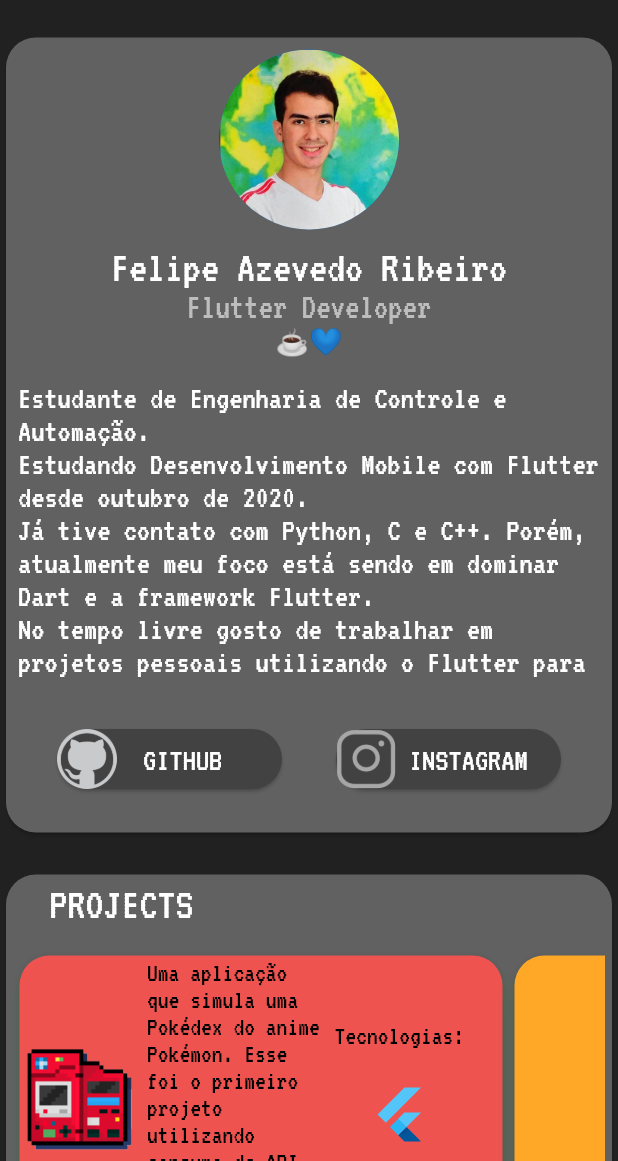
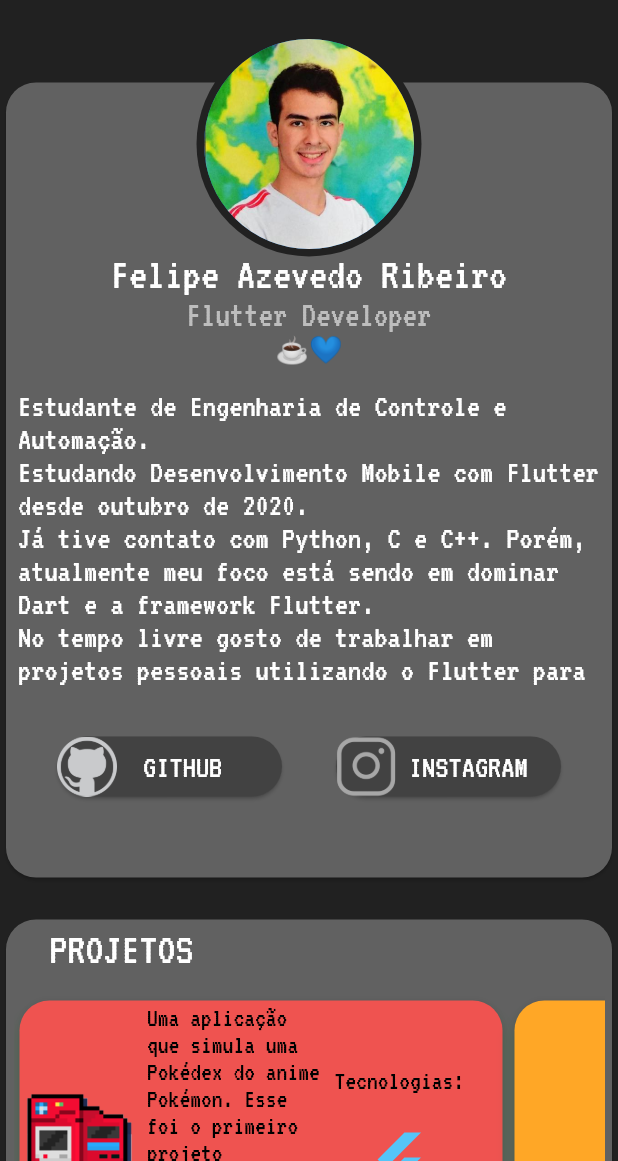
Before and after one commit to feliper2002/portfolio_dev, a Flutter app: the screen it shows after launch, on a phone screen of 412 x 824 dp, the part 75-1236 px from its top. Run offline on Flutter 3.47's test engine with Material 2 defaults, Android fonts, the phone set to English and light mode, and no system bars; our stand-ins replace google_fonts; missing offline and left inert: dart:html.

Commit message:
1.1.0 -> Adding stack widget + Profile Avatar position update

```diff
--- a/lib/main.dart
+++ b/lib/main.dart
@@ -1,5 +1,6 @@
 import 'package:flutter/material.dart';
 import 'package:portfolio/pages/home/portfolio.dart';
+import 'package:portfolio/styles/themeScheme.dart';
 
 void main() {
   runApp(Portfolio());
@@ -14,19 +15,9 @@ class Portfolio extends StatelessWidget {
       debugShowCheckedModeBanner: false,
       title: 'felipe.developer',
       home: FelipePortfolio(
-        title: 'felipe.developer',
+        title: 'FELIPE DEVELOPER',
       ),
-      theme: ThemeData(
-        bottomAppBarTheme: BottomAppBarTheme(color: Colors.blueGrey[600]),
-        scaffoldBackgroundColor: Colors.grey[900],
-        backgroundColor: Colors.grey[700],
-        // shadowColor: Colors.lightBlue,
-        primaryColor: Colors.grey[700],
-        dividerColor: Colors.white,
-        buttonTheme: ButtonThemeData(
-          buttonColor: Colors.blue[800],
-        ),
-      ),
+      theme: themeScheme(),
     );
   }
 }
--- a/lib/models/appbar/appbar_portfolio.dart
+++ b/lib/models/appbar/appbar_portfolio.dart
@@ -1,7 +1,7 @@
 import 'package:flutter/material.dart';
 import 'package:portfolio/styles/textsyles.dart';
 
-AppBar AppBarWidget() {
+AppBar AppBarWidget(String title) {
   return AppBar(
     centerTitle: true,
     elevation: 0,
@@ -9,7 +9,7 @@ AppBar AppBarWidget() {
     title: Column(
       children: [
         Text(
-          'FELIPE DEVELOPER',
+          title,
           style: appBarstyle,
         ),
         Divider(
--- a/lib/models/projects/myProjects.dart
+++ b/lib/models/projects/myProjects.dart
@@ -31,7 +31,7 @@ class _MyProjectsState extends State<MyProjects> {
             Align(
               alignment: Alignment.topLeft,
               child: Text(
-                '  PROJECTS',
+                '  PROJETOS',
                 style: projectsContainer_style,
               ),
             ),
--- a/lib/pages/home/portfolio.dart
+++ b/lib/pages/home/portfolio.dart
@@ -1,9 +1,12 @@
 import 'package:flutter/material.dart';
 import 'package:portfolio/models/projects/myProjects.dart';
+import 'package:portfolio/pages/home/widgets/Avatar/avatarbackground.dart';
 import 'package:portfolio/pages/home/widgets/bottomBar.dart';
 import 'package:portfolio/pages/home/widgets/contacts.dart';
 import 'package:portfolio/pages/home/widgets/studiesAndTech.dart';
 import 'package:portfolio/models/appbar/appbar_portfolio.dart';
+
+import 'widgets/Avatar/avatarfelipe.dart';
 
 class FelipePortfolio extends StatefulWidget {
   FelipePortfolio({Key key, this.title}) : super(key: key);
@@ -17,13 +20,15 @@ class _FelipePortfolioState extends State<FelipePortfolio> {
   @override
   Widget build(BuildContext context) {
     return Scaffold(
-      appBar: AppBarWidget(),
+      appBar: AppBarWidget(widget.title),
       body: SingleChildScrollView(
         physics: BouncingScrollPhysics(),
-        child: Column(
+        child: Stack(
+          children: [
+            Column(
               children: [
                 SizedBox(
-              height: 15,
+                  height: 45,
                 ),
                 StudiesAndTechnology(),
                 SizedBox(
@@ -35,6 +40,10 @@ class _FelipePortfolioState extends State<FelipePortfolio> {
                 BottomBar(),
               ],
             ),
+            AvatarBackground(),
+            AvatarFelipe(),
+          ],
+        ),
       ),
     );
   }
--- /dev/null
+++ b/lib/pages/home/widgets/Avatar/avatarbackground.dart
@@ -0,0 +1,21 @@
+import 'package:flutter/material.dart';
+
+class AvatarBackground extends StatelessWidget {
+  const AvatarBackground({Key key}) : super(key: key);
+
+  @override
+  Widget build(BuildContext context) {
+    return Align(
+      alignment: Alignment.topCenter,
+      child: Column(
+        children: [
+          SizedBox(height: 15),
+          CircleAvatar(
+            radius: 75,
+            backgroundColor: Theme.of(context).scaffoldBackgroundColor,
+          ),
+        ],
+      ),
+    );
+  }
+}
--- /dev/null
+++ b/lib/pages/home/widgets/Avatar/avatarfelipe.dart
@@ -0,0 +1,21 @@
+import 'package:flutter/material.dart';
+
+class AvatarFelipe extends StatelessWidget {
+  var profilePic = AssetImage('lib/assets/images/profilepic.jpg');
+
+  @override
+  Widget build(BuildContext context) {
+    return Align(
+      alignment: Alignment.topCenter,
+      child: Column(
+        children: [
+          SizedBox(height: 20),
+          CircleAvatar(
+            radius: 70,
+            backgroundImage: profilePic,
+          ),
+        ],
+      ),
+    );
+  }
+}
--- a/lib/pages/home/widgets/contacts.dart
+++ b/lib/pages/home/widgets/contacts.dart
@@ -24,7 +24,7 @@ class Contacts extends StatelessWidget {
             Align(
               alignment: Alignment.topLeft,
               child: Text(
-                ' CONTACTS',
+                ' CONTATOS',
                 style: projectsContainer_style,
               ),
             ),
--- a/lib/pages/home/widgets/studiesAndTech.dart
+++ b/lib/pages/home/widgets/studiesAndTech.dart
@@ -11,8 +11,6 @@ class StudiesAndTechnology extends StatefulWidget {
 }
 
 class _StudiesAndTechnologyState extends State<StudiesAndTechnology> {
-  var profilePic = AssetImage('lib/assets/images/profilepic.jpg');
-
   @override
   Widget build(BuildContext context) {
     return Card(
@@ -25,11 +23,7 @@ class _StudiesAndTechnologyState extends State<StudiesAndTechnology> {
           padding: EdgeInsets.all(8),
           child: Column(
             children: [
-              CircleAvatar(
-                radius: 60,
-                backgroundImage: profilePic,
-              ),
-              SizedBox(height: 10),
+              SizedBox(height: 105),
               Center(
                 child: Column(
                   children: [
--- /dev/null
+++ b/lib/styles/themeScheme.dart
@@ -0,0 +1,13 @@
+import 'package:flutter/material.dart';
+
+ThemeData themeScheme() => ThemeData(
+      bottomAppBarTheme: BottomAppBarTheme(color: Colors.blueGrey[600]),
+      scaffoldBackgroundColor: Colors.grey[900],
+      backgroundColor: Colors.grey[700],
+      // shadowColor: Colors.lightBlue,
+      primaryColor: Colors.grey[700],
+      dividerColor: Colors.white,
+      buttonTheme: ButtonThemeData(
+        buttonColor: Colors.blue[800],
+      ),
+    );
--- a/pubspec.yaml
+++ b/pubspec.yaml
@@ -15,7 +15,7 @@ publish_to: 'none' # Remove this line if you wish to publish to pub.dev
 # In iOS, build-name is used as CFBundleShortVersionString while build-number used as CFBundleVersion.
 # Read more about iOS versioning at
 # https://developer.apple.com/library/archive/documentation/General/Reference/InfoPlistKeyReference/Articles/CoreFoundationKeys.html
-version: 1.0.9+1
+version: 1.1.0+1
 
 environment:
   sdk: ">=2.7.0 <3.0.0"
```
Lines whose indentation alone changed are shown as unchanged.
